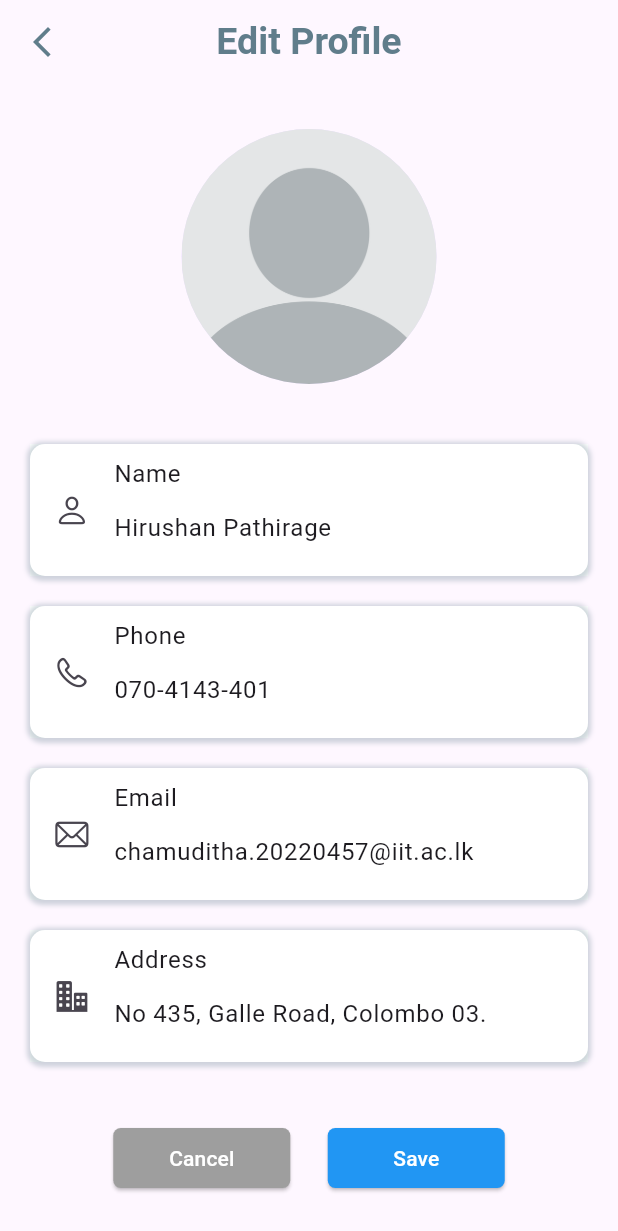
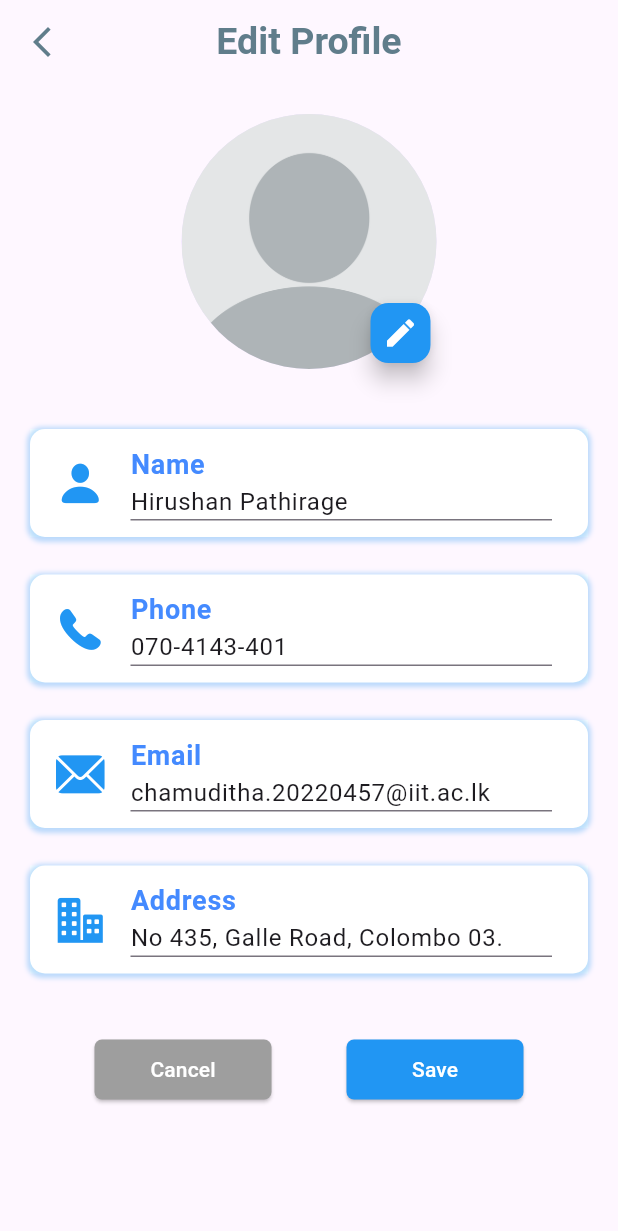
Before and after one commit to Deshan0802/SDGP, a Flutter app: the ProfilePage screen opened directly, after a tap on "Edit", on a phone screen of 412 x 824 dp. Shown: the top 1231 px of the screen. Run offline on Flutter 3.47's test engine with Material 3 defaults, Android fonts, the phone set to English and light mode, and no system bars; our stand-ins replace image_picker.

Commit message:
Add Select Profile Picture Option

```diff
--- a/frontend/lib/profile_page.dart
+++ b/frontend/lib/profile_page.dart
@@ -1,5 +1,6 @@
 import 'package:flutter/cupertino.dart';
 import 'package:flutter/material.dart';
+import 'package:image_picker/image_picker.dart';
 
 void main() {
   runApp(const SignWave());
@@ -162,15 +163,24 @@ class _ProfilePageState extends State<ProfilePage> {
         ],
       ),
       child: ListTile(
-        title: Text(title),
+        title: Text(title,
+            style: const TextStyle(
+                fontWeight: FontWeight.bold,
+                fontSize: 17,
+                color: Colors.blueGrey)),
         subtitle: Text(
           controller.text,
           style: const TextStyle(
-            color: Colors.black,
             fontSize: 16,
+            fontStyle: FontStyle.italic,
+            color: Colors.blueGrey,
           ),
         ),
-        leading: Icon(iconData),
+        leading: Icon(
+          iconData,
+          size: 30,
+          color: Colors.blueGrey,
+        ),
         tileColor: Colors.white,
       ),
     );
@@ -236,20 +246,76 @@ class _EditProfilePageState extends State<EditProfilePage> {
           padding: const EdgeInsets.all(20),
           child: Column(
             children: [
-              const SizedBox(height: 10),
-              const CircleAvatar(
-                radius: 85,
-                backgroundImage:
-                    AssetImage('assets/profile/sample-profile-picture.png'),
+              Stack(
+                alignment: Alignment.bottomRight,
+                children: [
+                  const CircleAvatar(
+                    radius: 85,
+                    backgroundImage:
+                        AssetImage('assets/profile/sample-profile-picture.png'),
+                  ),
+                  FloatingActionButton(
+                    onPressed: () async {
+                      final ImageSource? pickedSource =
+                          await showModalBottomSheet<ImageSource>(
+                        context: context,
+                        builder: (BuildContext context) {
+                          return Container(
+                            height: 150,
+                            child: Column(
+                              children: [
+                                const SizedBox(height: 20),
+                                ListTile(
+                                  leading: const Icon(Icons.camera_alt),
+                                  title: const Text('Take a photo'),
+                                  onTap: () {
+                                    Navigator.of(context)
+                                        .pop(ImageSource.camera);
+                                  },
+                                ),
+                                ListTile(
+                                  leading: const Icon(Icons.photo_library),
+                                  title: const Text('Choose from gallery'),
+                                  onTap: () {
+                                    Navigator.of(context)
+                                        .pop(ImageSource.gallery);
+                                  },
+                                ),
+                              ],
+                            ),
+                          );
+                        },
+                      );
+
+                      if (pickedSource != null) {
+                        final picker = ImagePicker();
+                        final pickedImage =
+                            await picker.pickImage(source: pickedSource);
+                        if (pickedImage != null) {
+                          // Handle the picked image
+                        }
+                      }
+                    },
+
+                    backgroundColor: Colors.blue, // Change button color here
+                    mini: true,
+                    child: const Icon(
+                      Icons.edit,
+                      color: Colors.white,
+                    ), // Set to true for a smaller button
+                  ),
+                ],
               ),
               const SizedBox(height: 40),
-              itemProfile('Name', widget.nameController, CupertinoIcons.person),
-              const SizedBox(height: 20),
               itemProfile(
-                  'Phone', widget.phoneController, CupertinoIcons.phone),
-              const SizedBox(height: 20),
-              itemProfile('Email', widget.emailController, CupertinoIcons.mail),
-              const SizedBox(height: 20),
+                  'Name', widget.nameController, CupertinoIcons.person_fill),
+              const SizedBox(height: 25),
+              itemProfile(
+                  'Phone', widget.phoneController, CupertinoIcons.phone_fill),
+              const SizedBox(height: 25),
+              itemProfile(
+                  'Email', widget.emailController, CupertinoIcons.mail_solid),
+              const SizedBox(height: 25),
               itemProfile('Address', widget.addressController,
                   CupertinoIcons.building_2_fill),
               const SizedBox(height: 40),
@@ -274,7 +340,7 @@ class _EditProfilePageState extends State<EditProfilePage> {
                             child: Text('Cancel',
                                 style: TextStyle(color: Colors.white)))),
                   ),
-                  const SizedBox(width: 25),
+                  const SizedBox(width: 50),
                   ElevatedButton(
                     onPressed: () {
                       widget.onSave({
@@ -325,21 +391,30 @@ class _EditProfilePageState extends State<EditProfilePage> {
         boxShadow: [
           BoxShadow(
             offset: const Offset(0, 1),
-            color: Colors.blueGrey.withOpacity(.3),
+            color: Colors.blue.withOpacity(.3),
             spreadRadius: 2,
             blurRadius: 2,
           ),
         ],
       ),
       child: ListTile(
-        title: Text(title),
+        title: Text(title,
+            style: const TextStyle(
+                fontWeight: FontWeight.bold,
+                color: Colors.blueAccent,
+                fontSize: 18)),
         subtitle: TextField(
           controller: controller,
           decoration: const InputDecoration(
-            border: InputBorder.none,
+            contentPadding: EdgeInsets.zero,
+            isDense: true, // Set to true to reduce the vertical space
           ),
         ),
-        leading: Icon(iconData),
+        leading: Icon(
+          iconData,
+          color: Colors.blue,
+          size: 35,
+        ),
         tileColor: Colors.white,
       ),
     );
--- a/frontend/pubspec.yaml
+++ b/frontend/pubspec.yaml
@@ -36,6 +36,7 @@ dependencies:
 dev_dependencies:
   flutter_test:
     sdk: flutter
+  image_picker: ^0.8.1+4
 
   # The "flutter_lints" package below contains a set of recommended lints to
   # encourage good coding practices. The lint set provided by the package is
```
Also changed, not shown: frontend/pubspec.lock, 5 other files.
